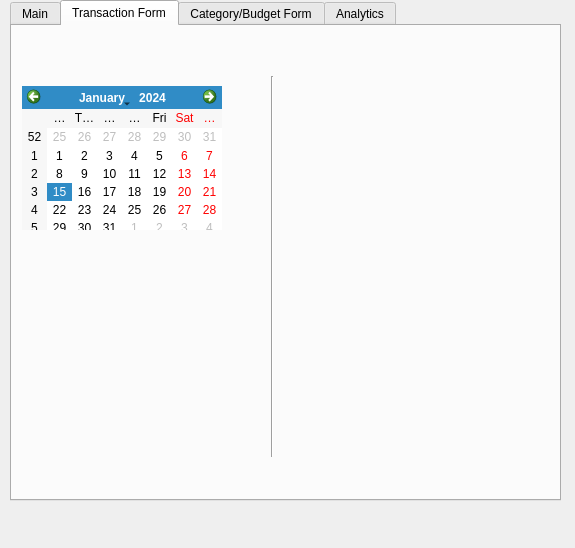
This is src/GUI.ui in LeoPaquette/ExpenseTracker as Qt 5 draws it before an edit. The edited form follows.
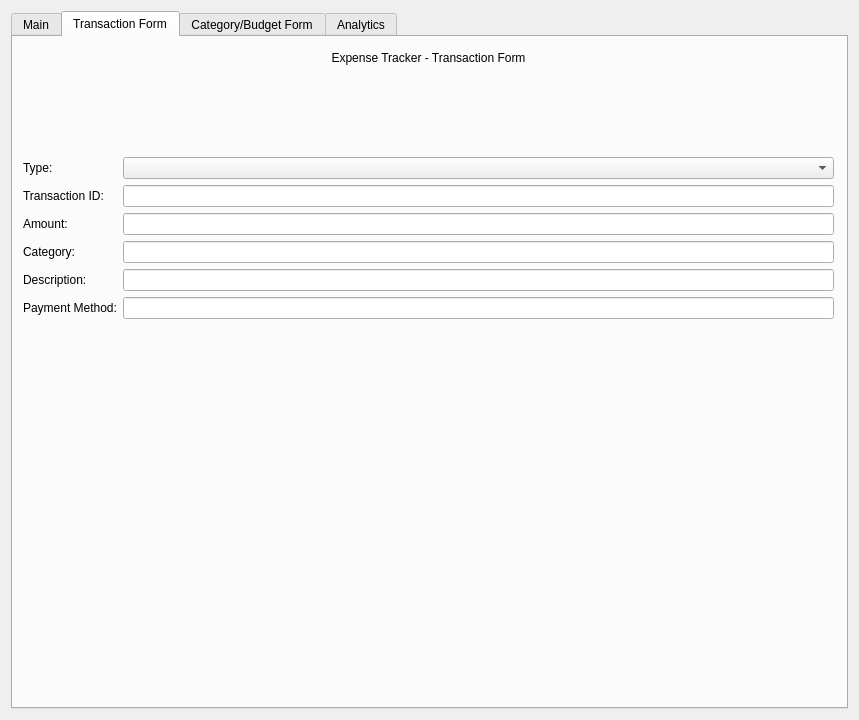
This is the edited form.

Commit message: feat: built out the general foundation for Main and Transaction Form tabs in the GUI. Need to wire.

```diff
--- a/src/GUI.ui
+++ b/src/GUI.ui
@@ -6,22 +6,16 @@
    <rect>
     <x>0</x>
     <y>0</y>
-    <width>575</width>
-    <height>548</height>
+    <width>859</width>
+    <height>720</height>
    </rect>
   </property>
   <property name="windowTitle">
    <string>Expense Tracker</string>
   </property>
+  <layout class="QGridLayout" name="gridLayout">
+   <item row="0" column="1">
   <widget class="QTabWidget" name="tabWidget">
-   <property name="geometry">
-    <rect>
-     <x>10</x>
-     <y>0</y>
-     <width>551</width>
-     <height>501</height>
-    </rect>
-   </property>
    <property name="currentIndex">
     <number>1</number>
    </property>
@@ -86,35 +80,89 @@
     <widget class="QWidget" name="formLayoutWidget">
      <property name="geometry">
       <rect>
-       <x>300</x>
-       <y>50</y>
-       <width>160</width>
-       <height>381</height>
-      </rect>
-     </property>
-     <layout class="QFormLayout" name="formLayout"/>
-    </widget>
-    <widget class="QCalendarWidget" name="calendarWidget">
-     <property name="geometry">
-      <rect>
        <x>10</x>
-       <y>60</y>
-       <width>200</width>
-       <height>144</height>
-      </rect>
-     </property>
-    </widget>
-    <widget class="Line" name="line">
+         <y>120</y>
+         <width>811</width>
+         <height>221</height>
+        </rect>
+       </property>
+       <layout class="QFormLayout" name="formLayout">
+        <item row="0" column="0">
+         <widget class="QLabel" name="typeLabel">
+          <property name="text">
+           <string>Type:</string>
+          </property>
+         </widget>
+        </item>
+        <item row="0" column="1">
+         <widget class="QComboBox" name="comboType"/>
+        </item>
+        <item row="1" column="0">
+         <widget class="QLabel" name="labelTransactionID">
+          <property name="text">
+           <string>Transaction ID:</string>
+          </property>
+         </widget>
+        </item>
+        <item row="1" column="1">
+         <widget class="QLineEdit" name="inputTransactionID"/>
+        </item>
+        <item row="2" column="0">
+         <widget class="QLabel" name="labelAmount">
+          <property name="text">
+           <string>Amount:</string>
+          </property>
+         </widget>
+        </item>
+        <item row="2" column="1">
+         <widget class="QLineEdit" name="inputAmount"/>
+        </item>
+        <item row="3" column="0">
+         <widget class="QLabel" name="labelCategory">
+          <property name="text">
+           <string>Category:</string>
+          </property>
+         </widget>
+        </item>
+        <item row="3" column="1">
+         <widget class="QLineEdit" name="inputCategory"/>
+        </item>
+        <item row="4" column="0">
+         <widget class="QLabel" name="labelDescription">
+          <property name="text">
+           <string>Description:</string>
+          </property>
+         </widget>
+        </item>
+        <item row="4" column="1">
+         <widget class="QLineEdit" name="inputDescription"/>
+        </item>
+        <item row="5" column="0">
+         <widget class="QLabel" name="labelExtra">
+          <property name="text">
+           <string>Payment Method:</string>
+          </property>
+         </widget>
+        </item>
+        <item row="5" column="1">
+         <widget class="QLineEdit" name="inputExtra"/>
+        </item>
+       </layout>
+      </widget>
+      <widget class="QLabel" name="label_2">
      <property name="geometry">
       <rect>
-       <x>250</x>
-       <y>50</y>
-       <width>20</width>
-       <height>381</height>
-      </rect>
-     </property>
-     <property name="orientation">
-      <enum>Qt::Vertical</enum>
+         <x>310</x>
+         <y>10</y>
+         <width>211</width>
+         <height>21</height>
+        </rect>
+       </property>
+       <property name="text">
+        <string>Expense Tracker - Transaction Form</string>
+       </property>
+       <property name="alignment">
+        <set>Qt::AlignmentFlag::AlignCenter</set>
      </property>
     </widget>
    </widget>
@@ -129,6 +177,8 @@
     </attribute>
    </widget>
   </widget>
+   </item>
+  </layout>
  </widget>
  <resources/>
  <connections/>
```
Left out of the diff: 72 changed lines with no effect on the pictures. Lines whose indentation alone changed are shown as unchanged. The commit also changes 1 other file.
